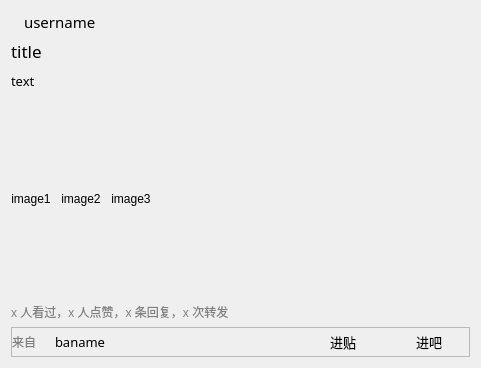
First picture: the form in src/resf/tie_preview.ui, repository clb-128258/TiebaDesktop, before the edit.
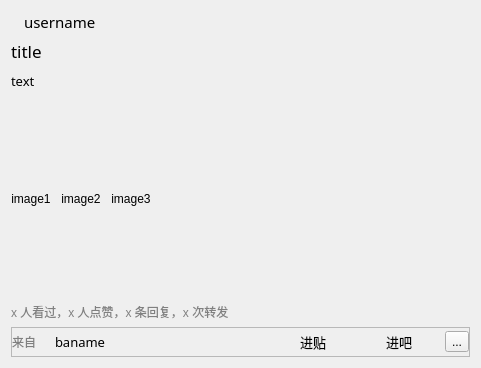
Second picture: the form after the edit.

The edit to the form file:
```diff
--- a/src/resf/tie_preview.ui
+++ b/src/resf/tie_preview.ui
@@ -7,7 +7,7 @@
     <x>0</x>
     <y>0</y>
     <width>481</width>
-    <height>363</height>
+    <height>364</height>
    </rect>
   </property>
   <property name="font">
@@ -229,7 +229,7 @@
        <number>0</number>
       </property>
       <item>
-       <layout class="QHBoxLayout" name="horizontalLayout" stretch="0,0,0,0,0,0">
+       <layout class="QHBoxLayout" name="horizontalLayout" stretch="0,0,0,0,0,0,0">
         <item>
          <widget class="QLabel" name="label_10">
           <property name="font">
@@ -313,6 +313,16 @@
           </property>
          </widget>
         </item>
+        <item>
+         <widget class="QToolButton" name="toolButton">
+          <property name="toolTip">
+           <string>更多操作</string>
+          </property>
+          <property name="text">
+           <string>...</string>
+          </property>
+         </widget>
+        </item>
        </layout>
       </item>
      </layout>
```
Left out of the diff: 21 changed lines with no effect on the pictures.
